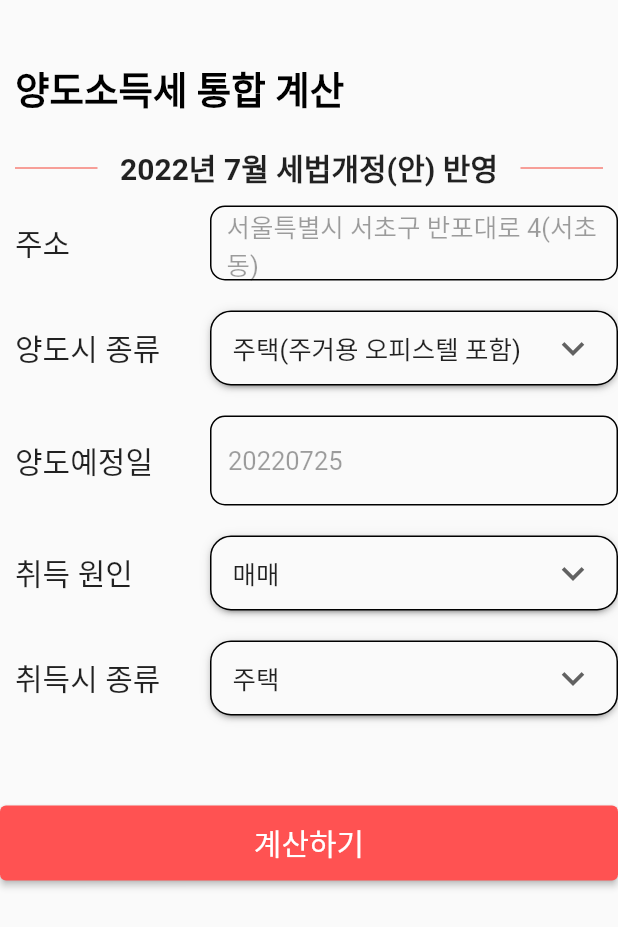
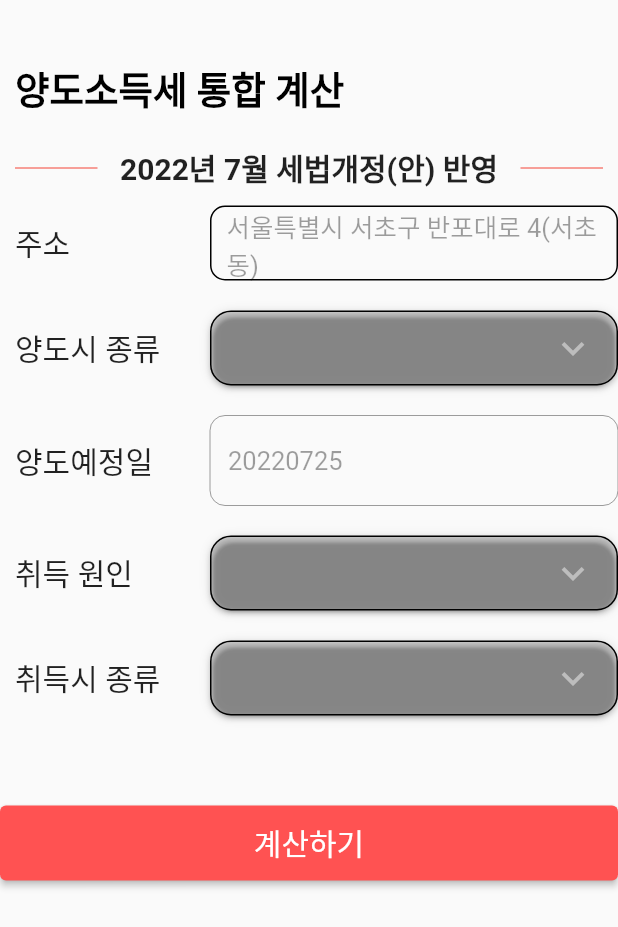
Before and after one commit to tyjeon24/calculator_frontend, a Flutter app: the CapitalGainsTaxPage screen opened by its route, on a phone screen of 412 x 824 dp. Shown: the top 927 px of the screen. Run offline on Flutter 3.47's test engine with Material 2 defaults, Android fonts, the phone set to English and light mode, and no system bars; drawn by our look-alikes of dropdown_button2.

Commit message:
단계별로 아래 위젯들이 disable하게 설정

```diff
--- a/lib/CapitalGainsTax.dart
+++ b/lib/CapitalGainsTax.dart
@@ -17,30 +17,30 @@ class _CapitalGainsTaxPageState extends State<CapitalGainsTaxPage> {
 
   final mainColor = 0xff80cfd5;
 
-  final LayerLink _layerLink = LayerLink();
-
-  bool _ischecked = false;
   bool _isSearchedAddress = false; //flase 이면 주소 검색을 아직 안한 상태, 1이면 검색을 한 상태
 
   String sampleAddress = '서울특별시 서초구 반포대로 4(서초동)';
   Color _color = Colors.black38;
-  final tempColor = 0xfffafafa;
+  final backgroundColor = 0xfffafafa;
 
-  final TextEditingController _transferPriceTC = TextEditingController();
-  final TextEditingController _acquisitionPriceTC = TextEditingController();
-  final TextEditingController _neededPriceTC = TextEditingController();
   final TextEditingController _transferDateTC = TextEditingController();
-  final TextEditingController _acquisitionDateTC = TextEditingController();
-  final TextEditingController _startLivingDateTC = TextEditingController();
-  final TextEditingController _endLivingDateTC = TextEditingController();
   final TextEditingController _findingAddressTC = TextEditingController();
 
   final List<String> _typeOfTransfer = ["주택(주거용 오피스텔 포함)", "입주권", "분양권"];
-  String _dropDownMenuForTypeOfTransfer = "주택(주거용 오피스텔 포함)";
+  String? _dropDownMenuForTypeOfTransfer;
   final List<String> _typeOfAcquisition = ["주택", "재건축전 주택", "주거용 오피스텔", "조합원 입주권", "분양권(2021년 이전 취득)", "분양권(2022년 이후 취득)"];
-  String _dropDownMenuForTypeOfAcquisition = "주택";
+  String? _dropDownMenuForTypeOfAcquisition;
   final List<String> _reasonOfAquistition = ["매매", "증여", "상속", "자가신축"];
-  String _dropDownMenuForReasonOfAquistition = "매매";
+  String? _dropDownMenuForReasonOfAquistition;
+
+  late int _stage;
+
+  @override
+  void initState() {
+    // TODO: implement initState
+    super.initState();
+    _stage = 1;
+  }
 
   @override
   Widget build(BuildContext context) {
@@ -65,6 +65,7 @@ class _CapitalGainsTaxPageState extends State<CapitalGainsTaxPage> {
                           setState(() {
                             sampleAddress = a!;
                             _color = Colors.black;
+                            _stage = 2;
                           });
                         },
                         child: Container(
@@ -98,13 +99,18 @@ class _CapitalGainsTaxPageState extends State<CapitalGainsTaxPage> {
                     Expanded(
                         child: Container(
                           margin: const EdgeInsets.fromLTRB(0, 10, 0, 10),
-                          child: LayoutBuilder(
+                          child:GestureDetector(
+                            child:  LayoutBuilder(
                               builder: (BuildContext context, BoxConstraints constraints){
                                 return DropdownButtonHideUnderline(
                                   child: DropdownButton2(
                                     isExpanded: true,
-                                  items: _typeOfTransfer
-                                      .map((item) => DropdownMenuItem<String>(
+                                    items: ((){
+                                      if(_stage >= 2){
+                                        return _typeOfTransfer;
+                                      }else {
+                                        return [];
+                                      }})().map((item) => DropdownMenuItem<String>(
                                       value: item,
                                       child: Text(
                                         item,
@@ -119,6 +125,7 @@ class _CapitalGainsTaxPageState extends State<CapitalGainsTaxPage> {
                                     onChanged: (value) {
                                       setState(() {
                                         _dropDownMenuForTypeOfTransfer = value as String;
+                                        _stage = 3;
                                       });
                                     },
                                     icon: const Icon(
@@ -130,7 +137,12 @@ class _CapitalGainsTaxPageState extends State<CapitalGainsTaxPage> {
                                     buttonDecoration: BoxDecoration(
                                       borderRadius: BorderRadius.circular(14),
                                       border: Border.all(),
-                                    color: Color(tempColor),
+                                      color: ((){
+                                        if(_stage >= 2){
+                                          return Color(backgroundColor);
+                                        }
+                                        else {return Colors.black12;
+                                        }})(),
                                     ),
                                     buttonElevation: 2,
                                     itemHeight: 40,
@@ -151,6 +163,7 @@ class _CapitalGainsTaxPageState extends State<CapitalGainsTaxPage> {
                                 );
                               },
                             ),
+                          ),
                         )
                     ),
                   ],
@@ -158,7 +171,8 @@ class _CapitalGainsTaxPageState extends State<CapitalGainsTaxPage> {
                 Row(
                   children: [
                     _smallTitle('양도예정일'),
-                    _textField2(_transferDateTC, '20220725')
+                    _expectedTransferDate(_transferDateTC, '20220725',((){
+                      if(_stage >=3 ){return true;} else {return false;}})())
                   ],
                 ),
                 Row(
@@ -172,8 +186,12 @@ class _CapitalGainsTaxPageState extends State<CapitalGainsTaxPage> {
                               return DropdownButtonHideUnderline(
                                 child: DropdownButton2(
                                   isExpanded: true,
-                                  items: _reasonOfAquistition
-                                      .map((item) => DropdownMenuItem<String>(
+                                  items:((){
+                                    if(_stage >= 4){
+                                      return _reasonOfAquistition;
+                                    }else {
+                                      return [];
+                                    }})().map((item) => DropdownMenuItem<String>(
                                     value: item,
                                     child: Text(
                                       item,
@@ -188,6 +206,7 @@ class _CapitalGainsTaxPageState extends State<CapitalGainsTaxPage> {
                                   onChanged: (value) {
                                     setState(() {
                                       _dropDownMenuForReasonOfAquistition = value as String;
+                                      _stage = 5;
                                     });
                                   },
                                   icon: const Icon(
@@ -199,7 +218,12 @@ class _CapitalGainsTaxPageState extends State<CapitalGainsTaxPage> {
                                   buttonDecoration: BoxDecoration(
                                     borderRadius: BorderRadius.circular(14),
                                     border: Border.all(),
-                                    color: Color(tempColor),
+                                    color: ((){
+                                      if(_stage >= 4){
+                                        return Color(backgroundColor);
+                                      }
+                                      else {return Colors.black12;
+                                      }})(),
                                   ),
                                   buttonElevation: 2,
                                   itemHeight: 40,
@@ -234,7 +258,12 @@ class _CapitalGainsTaxPageState extends State<CapitalGainsTaxPage> {
                           return DropdownButtonHideUnderline(
                             child: DropdownButton2(
                               isExpanded: true,
-                              items: _typeOfAcquisition
+                              items: ((){
+                                if(_stage >= 5){
+                                  return _typeOfAcquisition;
+                                }else {
+                                  return [];
+                                }})()
                                   .map((item) => DropdownMenuItem<String>(
                                 value: item,
                                 child: Text(
@@ -250,6 +279,7 @@ class _CapitalGainsTaxPageState extends State<CapitalGainsTaxPage> {
                               onChanged: (value) {
                                 setState(() {
                                   _dropDownMenuForTypeOfAcquisition = value as String;
+                                  _stage = 6;
                                 });
                               },
                               icon: const Icon(
@@ -261,7 +291,12 @@ class _CapitalGainsTaxPageState extends State<CapitalGainsTaxPage> {
                               buttonDecoration: BoxDecoration(
                                 borderRadius: BorderRadius.circular(14),
                                 border: Border.all(),
-                                color: Color(tempColor),
+                                color:((){
+                                  if(_stage >= 5){
+                                    return Color(backgroundColor);
+                                  }
+                                  else {return Colors.black12;
+                                  }})(),
                               ),
                               buttonElevation: 2,
                               itemHeight: 40,
@@ -534,11 +569,23 @@ class _CapitalGainsTaxPageState extends State<CapitalGainsTaxPage> {
     ));
   }
 
-  Widget _textField2(TextEditingController tc, String hintText) {
+  Widget _expectedTransferDate(TextEditingController tc, String hintText,bool able) {
     return Expanded(
         child: Container(
           margin: const EdgeInsets.fromLTRB(0, 10, 0, 10),
           child: TextField(
+            onChanged: (text){
+              if(tc.text.length == 8){
+                setState(() {
+                  _stage = 4;
+                });
+              }else {
+                setState(() {
+                  _stage = 3;
+                });
+              }
+            },
+            enabled: able,
             inputFormatters: [FilteringTextInputFormatter.digitsOnly],
             controller: tc,
             cursorColor: Colors.black,
@@ -617,21 +664,97 @@ class _CapitalGainsTaxPageState extends State<CapitalGainsTaxPage> {
     ]);
 
   }
-
 }
 
-class SearchAddress{
-  String new_address;
-  String old_address;
-  String address_id;
+class customDropDown extends StatefulWidget {
 
-  SearchAddress({
-    required this.new_address,
-    required this.old_address,
-    required this.address_id,
-  });
+  final List items;
+  final String selectedItem;
+  final bool able;
+
+  customDropDown({Key? key, required this.items, required this.selectedItem, required this.able}) : super(key: key);
+
+  final _customDropDownState _state = _customDropDownState();
+
+  @override
+  State<customDropDown> createState() => _state;
+
+  void returnSelected(){
+    print( _state._selected);
+  }
 }
 
-class CapitalGainsTax{
+class _customDropDownState extends State<customDropDown> {
 
+  late String _selected;
+
+  @override
+  void initState() {
+    // TODO: implement initState
+
+    _selected = widget.selectedItem;
+    super.initState();
   }
+
+  final backgroundColor = 0xfffafafa;
+
+  @override
+  Widget build(BuildContext context) {
+    return  Container(
+      margin: const EdgeInsets.fromLTRB(0, 10, 0, 10),
+      child: LayoutBuilder(
+        builder: (BuildContext context, BoxConstraints constraints){
+          return DropdownButtonHideUnderline(
+            child: DropdownButton2(
+              isExpanded: true,
+              items: widget.items
+                  .map((item) => DropdownMenuItem<String>(
+                value: item,
+                child: Text(
+                  item,
+                  style: const TextStyle(
+                    fontSize: 17,
+                    //color: Colors.white,
+                  ),
+                  overflow: TextOverflow.ellipsis,
+                ),
+              )).toList(),
+              value: _selected,
+              onChanged: (value) {
+                setState(() {
+                  _selected = value as String;
+                });
+              },
+              icon: const Icon(
+                Icons.keyboard_arrow_down,
+              ),
+              iconSize: 30,
+              buttonHeight: 50,
+              buttonPadding: const EdgeInsets.only(left: 14, right: 14),
+              buttonDecoration: BoxDecoration(
+                borderRadius: BorderRadius.circular(14),
+                border: Border.all(),
+                color: Color(backgroundColor),
+              ),
+              buttonElevation: 2,
+              itemHeight: 40,
+              itemPadding: const EdgeInsets.only(left: 14, right: 14),
+              dropdownMaxHeight: 200,
+              dropdownWidth: constraints.maxWidth,
+              dropdownPadding: null,
+              dropdownDecoration: BoxDecoration(
+                borderRadius: BorderRadius.circular(14),
+                // color: Colors.redAccent,
+              ),
+              dropdownElevation: 8,
+              scrollbarRadius: const Radius.circular(40),
+              scrollbarThickness: 6,
+              scrollbarAlwaysShow: true,
+              offset: const Offset(0, 0),
+            ),
+          );
+        },
+      ),
+    );
+  }
+}
```
Lines whose indentation alone changed are shown as unchanged.
